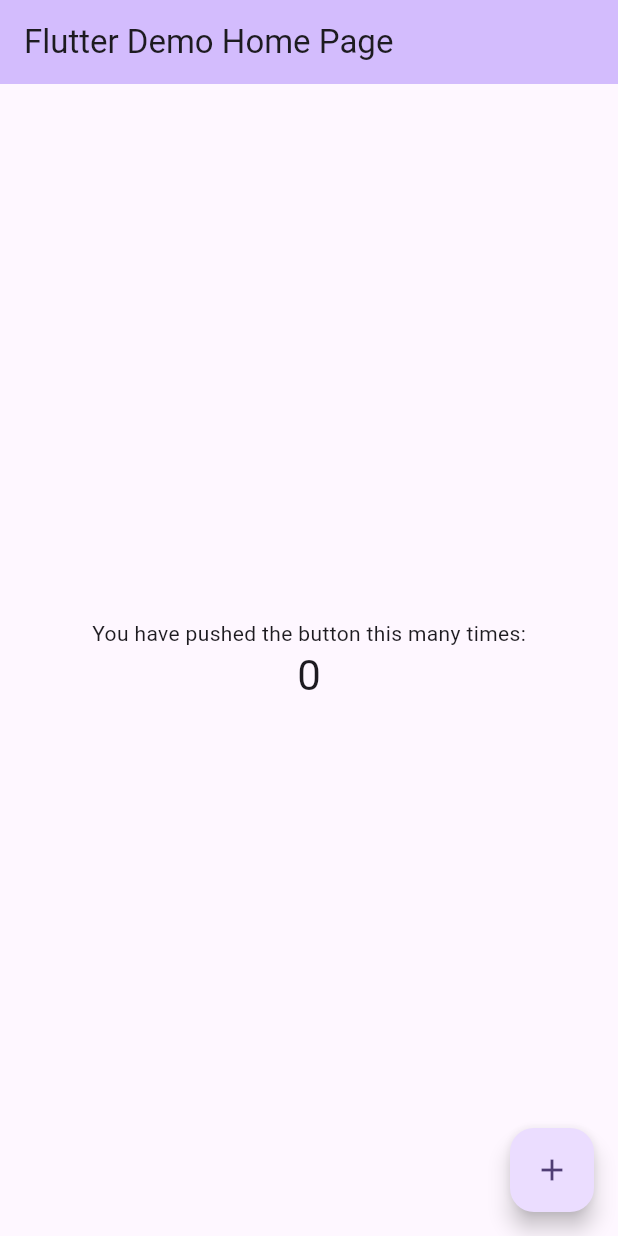
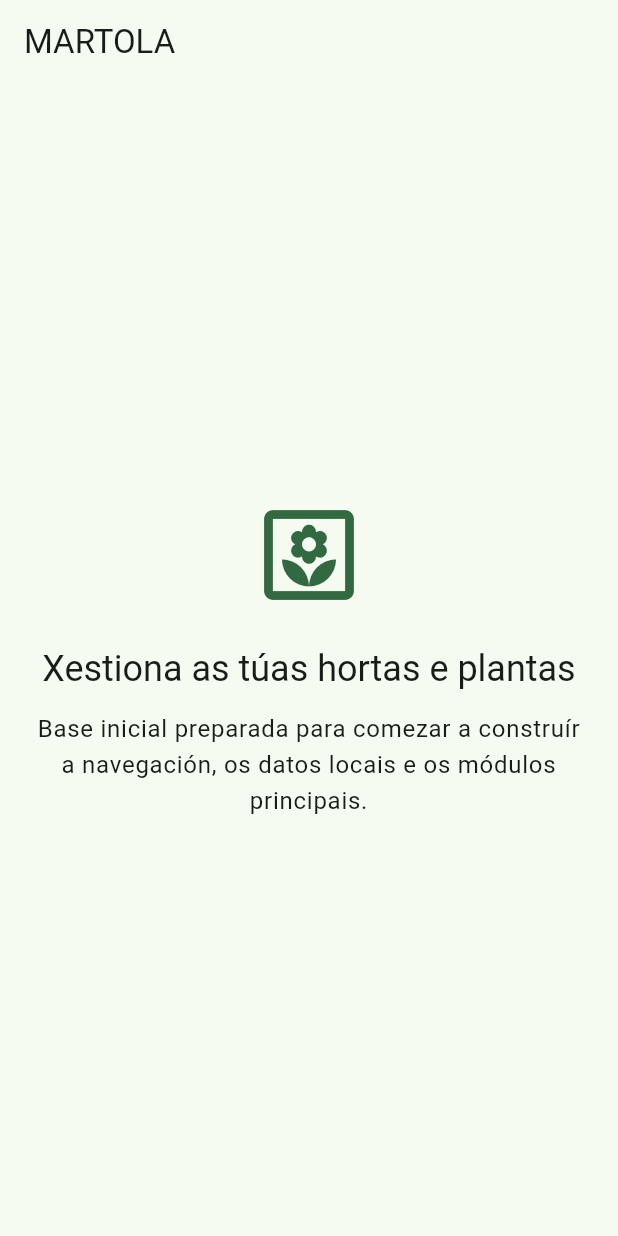
Before and after one commit to IvanTestaVazquez/martola, a Flutter app: the screen it shows after launch, on a phone screen of 412 x 824 dp. Run offline on Flutter 3.47's test engine with Material 3 defaults, Android fonts, the phone set to English and light mode, and no system bars.

Commit message:
Creada pantalla inicial con Codex

```diff
--- a/app/lib/main.dart
+++ b/app/lib/main.dart
@@ -1,121 +1,65 @@
 import 'package:flutter/material.dart';
 
 void main() {
-  runApp(const MyApp());
+  runApp(const MartolaApp());
 }
 
-class MyApp extends StatelessWidget {
-  const MyApp({super.key});
+class MartolaApp extends StatelessWidget {
+  const MartolaApp({super.key});
 
-  // This widget is the root of your application.
   @override
   Widget build(BuildContext context) {
     return MaterialApp(
-      title: 'Flutter Demo',
+      title: 'MARTOLA',
+      debugShowCheckedModeBanner: false,
       theme: ThemeData(
-        // This is the theme of your application.
-        //
-        // TRY THIS: Try running your application with "flutter run". You'll see
-        // the application has a purple toolbar. Then, without quitting the app,
-        // try changing the seedColor in the colorScheme below to Colors.green
-        // and then invoke "hot reload" (save your changes or press the "hot
-        // reload" button in a Flutter-supported IDE, or press "r" if you used
-        // the command line to start the app).
-        //
-        // Notice that the counter didn't reset back to zero; the application
-        // state is not lost during the reload. To reset the state, use hot
-        // restart instead.
-        //
-        // This works for code too, not just values: Most code changes can be
-        // tested with just a hot reload.
-        colorScheme: .fromSeed(seedColor: Colors.deepPurple),
+        colorScheme: ColorScheme.fromSeed(seedColor: const Color(0xFF3D7A4B)),
+        useMaterial3: true,
       ),
-      home: const MyHomePage(title: 'Flutter Demo Home Page'),
+      home: const HomeScreen(),
     );
   }
 }
 
-class MyHomePage extends StatefulWidget {
-  const MyHomePage({super.key, required this.title});
-
-  // This widget is the home page of your application. It is stateful, meaning
-  // that it has a State object (defined below) that contains fields that affect
-  // how it looks.
-
-  // This class is the configuration for the state. It holds the values (in this
-  // case the title) provided by the parent (in this case the App widget) and
-  // used by the build method of the State. Fields in a Widget subclass are
-  // always marked "final".
-
-  final String title;
-
-  @override
-  State<MyHomePage> createState() => _MyHomePageState();
-}
-
-class _MyHomePageState extends State<MyHomePage> {
-  int _counter = 0;
-
-  void _incrementCounter() {
-    setState(() {
-      // This call to setState tells the Flutter framework that something has
-      // changed in this State, which causes it to rerun the build method below
-      // so that the display can reflect the updated values. If we changed
-      // _counter without calling setState(), then the build method would not be
-      // called again, and so nothing would appear to happen.
-      _counter++;
-    });
-  }
+class HomeScreen extends StatelessWidget {
+  const HomeScreen({super.key});
 
   @override
   Widget build(BuildContext context) {
-    // This method is rerun every time setState is called, for instance as done
-    // by the _incrementCounter method above.
-    //
-    // The Flutter framework has been optimized to make rerunning build methods
-    // fast, so that you can just rebuild anything that needs updating rather
-    // than having to individually change instances of widgets.
+    final textTheme = Theme.of(context).textTheme;
+
     return Scaffold(
       appBar: AppBar(
-        // TRY THIS: Try changing the color here to a specific color (to
-        // Colors.amber, perhaps?) and trigger a hot reload to see the AppBar
-        // change color while the other colors stay the same.
-        backgroundColor: Theme.of(context).colorScheme.inversePrimary,
-        // Here we take the value from the MyHomePage object that was created by
-        // the App.build method, and use it to set our appbar title.
-        title: Text(widget.title),
+        title: const Text('MARTOLA'),
       ),
-      body: Center(
-        // Center is a layout widget. It takes a single child and positions it
-        // in the middle of the parent.
-        child: Column(
-          // Column is also a layout widget. It takes a list of children and
-          // arranges them vertically. By default, it sizes itself to fit its
-          // children horizontally, and tries to be as tall as its parent.
-          //
-          // Column has various properties to control how it sizes itself and
-          // how it positions its children. Here we use mainAxisAlignment to
-          // center the children vertically; the main axis here is the vertical
-          // axis because Columns are vertical (the cross axis would be
-          // horizontal).
-          //
-          // TRY THIS: Invoke "debug painting" (choose the "Toggle Debug Paint"
-          // action in the IDE, or press "p" in the console), to see the
-          // wireframe for each widget.
-          mainAxisAlignment: .center,
-          children: [
-            const Text('You have pushed the button this many times:'),
-            Text(
-              '$_counter',
-              style: Theme.of(context).textTheme.headlineMedium,
+      body: SafeArea(
+        child: Center(
+          child: Padding(
+            padding: const EdgeInsets.all(24),
+            child: Column(
+              mainAxisSize: MainAxisSize.min,
+              children: [
+                Icon(
+                  Icons.yard_outlined,
+                  size: 72,
+                  color: Theme.of(context).colorScheme.primary,
+                ),
+                const SizedBox(height: 24),
+                Text(
+                  'Xestiona as túas hortas e plantas',
+                  style: textTheme.headlineSmall,
+                  textAlign: TextAlign.center,
+                ),
+                const SizedBox(height: 12),
+                Text(
+                  'Base inicial preparada para comezar a construír a navegación, os datos locais e os módulos principais.',
+                  style: textTheme.bodyLarge,
+                  textAlign: TextAlign.center,
+                ),
+              ],
             ),
-          ],
+          ),
         ),
-      ),
-      floatingActionButton: FloatingActionButton(
-        onPressed: _incrementCounter,
-        tooltip: 'Increment',
-        child: const Icon(Icons.add),
       ),
     );
   }
```
Also changed, not shown: app/pubspec.lock, 1 other file.
